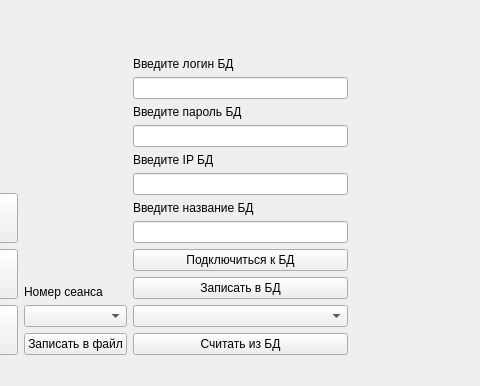
This is mainwindow.ui in Timur965/Practica as Qt 5 draws it before an edit; both pictures show x 355 to 835 and y 414 to 800 of the 926 by 800 pixel window. The edited form follows.
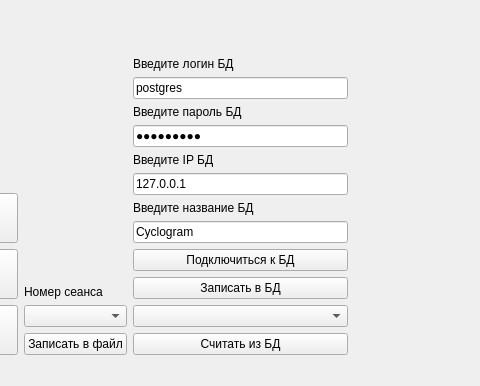
This is the edited form. Icons and pictures are not drawn.

Patch:
```diff
--- a/mainwindow.ui
+++ b/mainwindow.ui
@@ -196,7 +196,11 @@
          </widget>
         </item>
         <item>
-         <widget class="QLineEdit" name="LoginDB"/>
+         <widget class="QLineEdit" name="LoginDB">
+          <property name="text">
+           <string>postgres</string>
+          </property>
+         </widget>
         </item>
         <item>
          <widget class="QLabel" name="label_17">
@@ -207,6 +211,9 @@
         </item>
         <item>
          <widget class="QLineEdit" name="PasswordDB">
+          <property name="text">
+           <string>timurka01</string>
+          </property>
           <property name="echoMode">
            <enum>QLineEdit::Password</enum>
           </property>
@@ -220,7 +227,11 @@
          </widget>
         </item>
         <item>
-         <widget class="QLineEdit" name="HostDB"/>
+         <widget class="QLineEdit" name="HostDB">
+          <property name="text">
+           <string>127.0.0.1</string>
+          </property>
+         </widget>
         </item>
         <item>
          <widget class="QLabel" name="label_19">
@@ -230,7 +241,11 @@
          </widget>
         </item>
         <item>
-         <widget class="QLineEdit" name="NameDB"/>
+         <widget class="QLineEdit" name="NameDB">
+          <property name="text">
+           <string>Cyclogram</string>
+          </property>
+         </widget>
         </item>
         <item>
          <widget class="QPushButton" name="connectDB">
```
